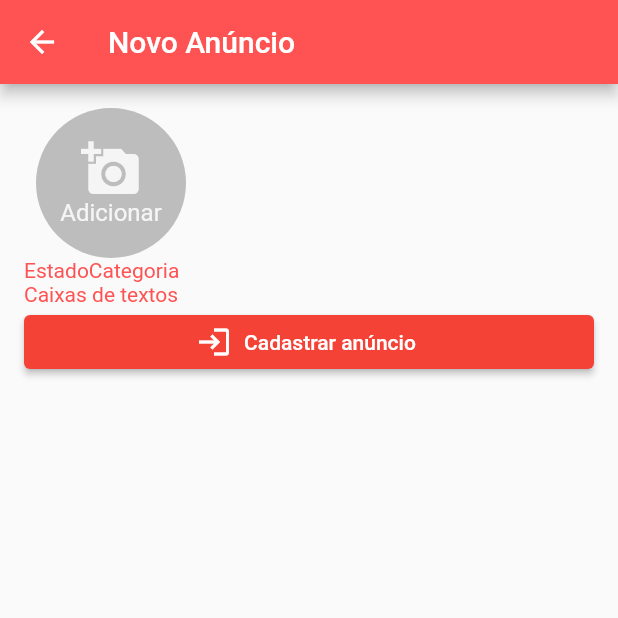
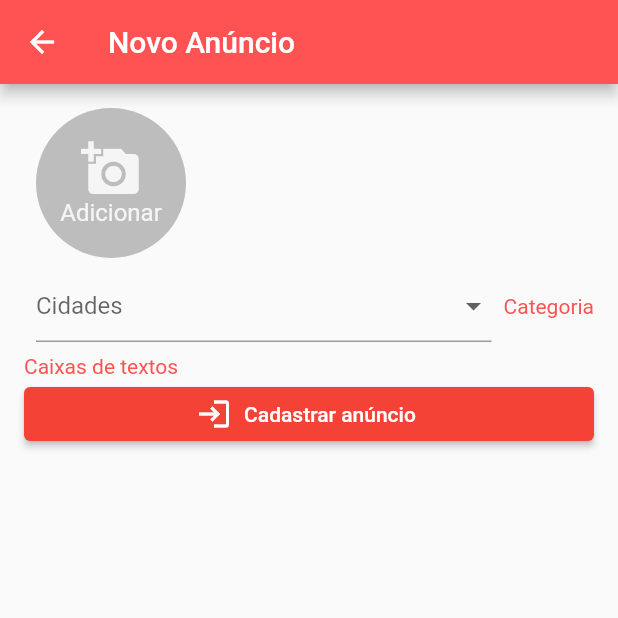
Before and after one commit to Acadi123/pet, a Flutter app: the NovoAnuncio screen opened by its route, after a tap on "Adicionar", on a phone screen of 412 x 824 dp, the top half of it. Run offline on Flutter 3.47's test engine with Material 2 defaults, Android fonts, the phone set to English and light mode, and no system bars; our stand-ins replace brasil_fields, cloud_firestore, firebase_auth, firebase_core, image_picker; accounts and stored records are empty.

```diff
--- a/pet_happiness_v1/lib/views/NovoAnuncio.dart
+++ b/pet_happiness_v1/lib/views/NovoAnuncio.dart
@@ -1,8 +1,9 @@
 import 'dart:io';
 
+import 'package:brasil_fields/brasil_fields.dart'; // ignore: import_of_legacy_library_into_null_safe
 import 'package:flutter/cupertino.dart';
 import 'package:flutter/material.dart';
-import 'package:image_picker/image_picker.dart';
+import 'package:image_picker/image_picker.dart'; // ignore: import_of_legacy_library_into_null_safe
 import 'package:pet_happiness_v1/views/widgets/BotaoCustomizado.dart';
 
 class NovoAnuncio extends StatefulWidget {
@@ -14,16 +15,20 @@ class NovoAnuncio extends StatefulWidget {
 
 class _NovoAnuncioState extends State<NovoAnuncio> {
 
-  List<File> _listaImagens = List.empty();
+  List<File> _listaImagens = [];
+  List<DropdownMenuItem<String>> _listaItensDropEstados = [];
+  List<DropdownMenuItem<String>> _listaItensDropCategrias = [];
 
-  final  picker = ImagePicker();
+
+  //final  picker = ImagePicker();
 
   final _formKey = GlobalKey<FormState>();
-  ImagePicker imagePicker = ImagePicker();
+  //ImagePicker imagePicker = ImagePicker();
 
   _selecionarImagemGaleria() async {
 
-    PickedFile?  imagemSelecionada = await picker.getImage(source: ImageSource.gallery);
+    //PickedFile?  imagemSelecionada = await picker.getImage(source: ImageSource.gallery);
+    File imagemSelecionada = await ImagePicker.pickImage(source: ImageSource.gallery);
 
     if(imagemSelecionada != null ){
       setState(() {
@@ -31,6 +36,22 @@ class _NovoAnuncioState extends State<NovoAnuncio> {
       });
 
     }
+
+  }
+
+  @override
+  void initState() {
+    super.initState();
+    _carregarItensDropdown();
+  }
+  _carregarItensDropdown(){
+
+    _listaItensDropEstados.add(
+      DropdownMenuItem(child: Text("Recife"), value: "Recife",)
+    );
+    _listaItensDropEstados.add(
+        DropdownMenuItem(child: Text("Camaragibe"), value: "Camaragibe",)
+    );
 
   }
 
@@ -155,7 +176,17 @@ class _NovoAnuncioState extends State<NovoAnuncio> {
               ),
               //Menus Dropdown
               Row(children: <Widget>[
-                Text("Estado"),
+                Expanded(
+                    child: Padding(
+                        padding: EdgeInsets.all(8),
+                        child: DropdownButtonFormField(
+                          hint: Text("Cidades"),
+                          items: _listaItensDropEstados,
+                          onChanged: (valor){
+
+                          },
+                        ),
+                    )),
                 Text("Categoria"),
               ],),
               //caixas de textos e botões
--- a/pet_happiness_v1/pubspec.yaml
+++ b/pet_happiness_v1/pubspec.yaml
@@ -32,7 +32,9 @@ dependencies:
   firebase_auth: ^1.2.0
   firebase_storage: ^8.1.0
   cloud_firestore: ^2.2.0
-  image_picker: ^0.8.0+3
+  image_picker: ^0.6.5+3
+  brasil_fields: ^0.0.9
+  validadores: ^1.0.2
 
 
 dev_dependencies:
```
Also changed, not shown: pet_happiness_v1/pubspec.lock, 1 other file.
